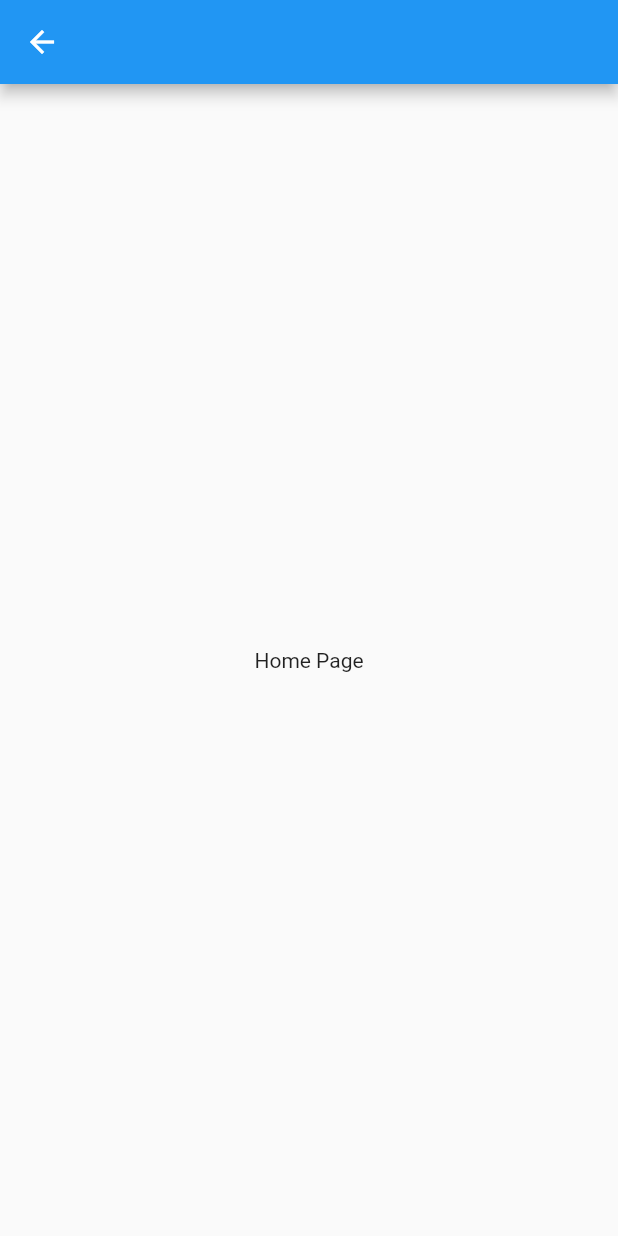
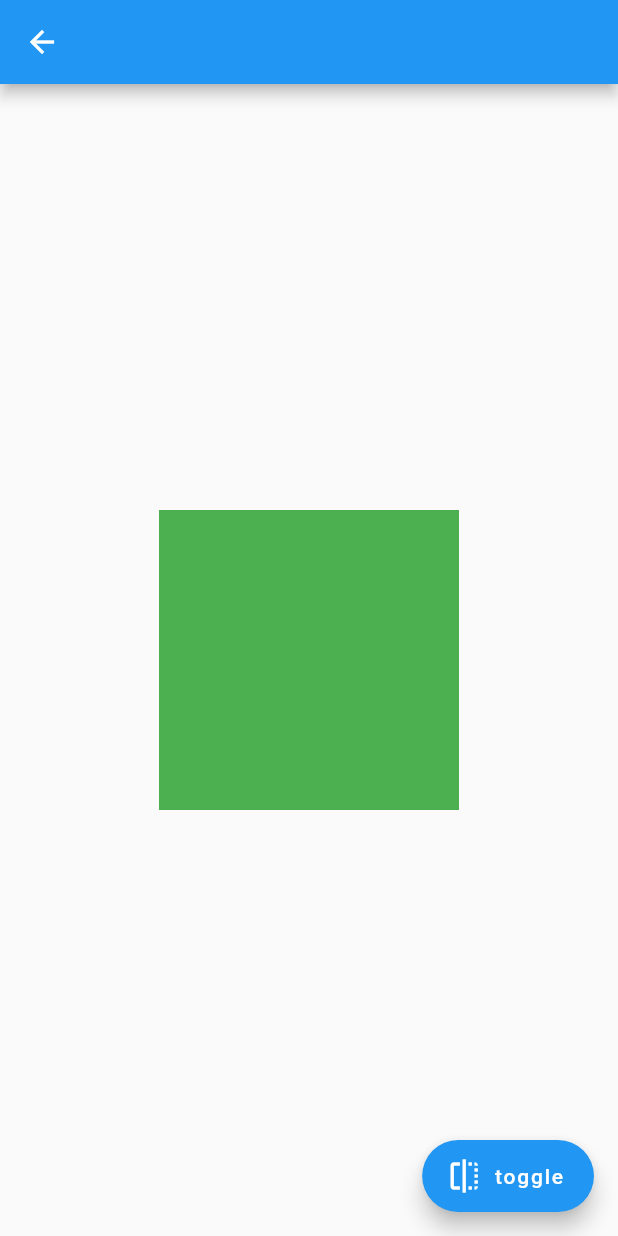
Before and after one commit to dev-vickie/splash-pages, a Flutter app: the HomePage screen opened directly, on a phone screen of 412 x 824 dp. Run offline on Flutter 3.47's test engine with Material 2 defaults, Android fonts, the phone set to English and light mode, and no system bars; our stand-ins replace smooth_page_indicator.

Commit message:
build homepage

```diff
--- a/lib/homepage.dart
+++ b/lib/homepage.dart
@@ -8,12 +8,35 @@ class HomePage extends StatefulWidget {
 }
 
 class _HomePageState extends State<HomePage> {
+  bool isVisible = true;
   @override
   Widget build(BuildContext context) {
     return Scaffold(
       appBar: AppBar(),
-      body: const Center(
-        child: Text('Home Page'),
+      body: Center(
+        child: Column(
+          mainAxisAlignment: MainAxisAlignment.spaceEvenly,
+          children: [
+            AnimatedOpacity(
+              opacity: isVisible ? 1.0 : 0.0,
+              duration: const Duration(milliseconds: 500),
+              child: Container(
+                width: 200.0,
+                height: 200.0,
+                color: Colors.green,
+              ),
+            ),
+          ],
+        ),
+      ),
+      floatingActionButton: FloatingActionButton.extended(
+        onPressed: () {
+          setState(() {
+            isVisible = !isVisible;
+          });
+        },
+        icon: const Icon(Icons.flip),
+        label: const Text('toggle'),
       ),
     );
   }
```
Also changed, not shown: lib/onboarding_screen.dart (+7 -2 lines).
